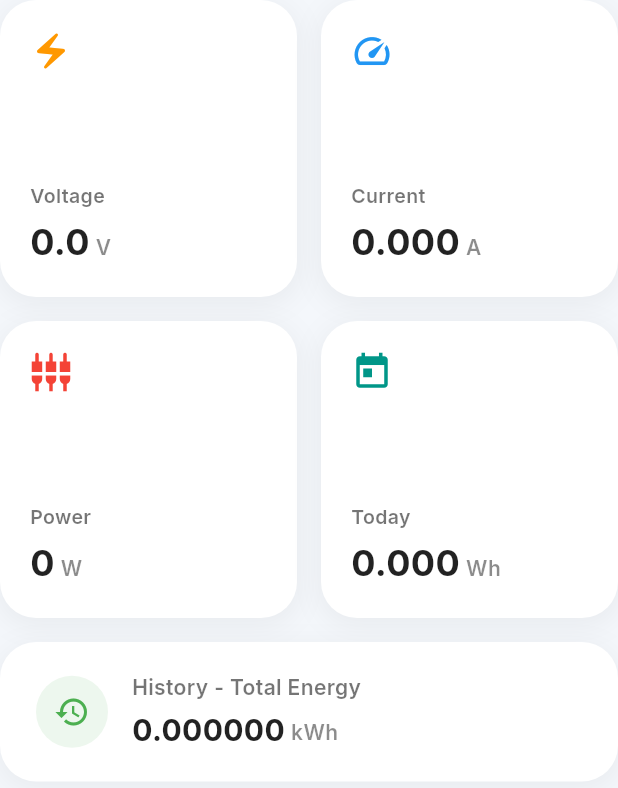
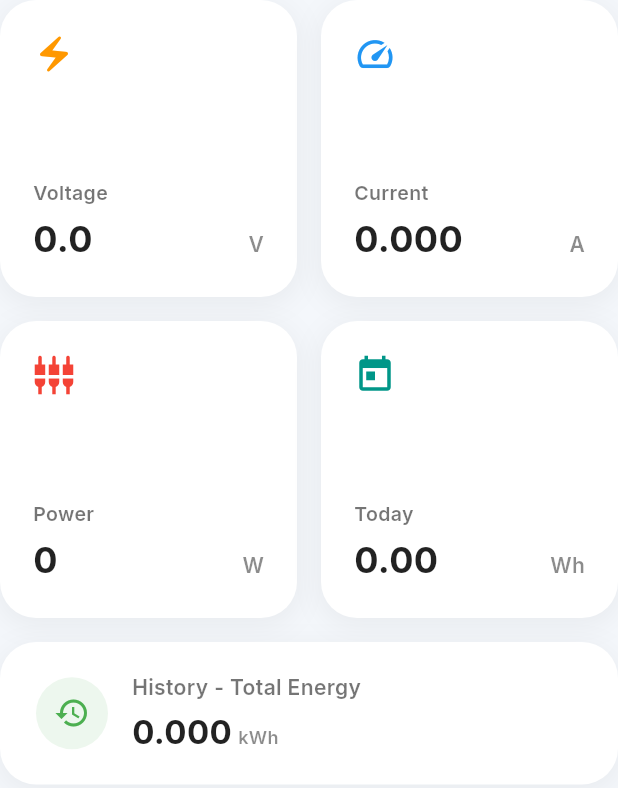
Before and after one commit to Vaibhav-Vinil/Smart-Plug-App-for-OpenBeken-Plugs, a Flutter app: the TelemetryCards widget shown alone on an empty page, opened directly, on a phone screen of 412 x 824 dp. Shown: the top 788 px of the screen. Run offline on Flutter 3.47's test engine with Material 3 defaults, Android fonts, the light colour scheme and no system bars; our stand-ins replace connectivity_plus, fl_chart, google_fonts, permission_handler, shared_preferences, shimmer and 1 more; missing offline and left inert: bonsoir, flutter_multicast_lock, mqtt_client, network_info_plus, upnp_client; accounts and stored records are empty.

Commit message:
Todo distinction of when the energy is spet on a day to day basis

```diff
--- a/smart_plug_app/lib/core/discovery_service.dart
+++ b/smart_plug_app/lib/core/discovery_service.dart
@@ -74,12 +74,12 @@ class DiscoveryService extends ChangeNotifier {
       _mdnsDiscovery!.eventStream!.listen((event) async {
         if (event is BonsoirDiscoveryServiceFoundEvent) {
           final service = event.service;
-          if (service != null && service.name.toLowerCase().contains('obk')) {
+          if (service.name.toLowerCase().contains('obk')) {
             await service.resolve(_mdnsDiscovery!.serviceResolver);
           }
         } else if (event is BonsoirDiscoveryServiceResolvedEvent) {
           final service = event.service;
-          if (service != null && service.host != null) {
+          if (service.host != null) {
             _addDevice(
               name: service.name,
               host: service.host!,
--- a/smart_plug_app/lib/ui/widgets/schedule_bottom_sheet.dart
+++ b/smart_plug_app/lib/ui/widgets/schedule_bottom_sheet.dart
@@ -1,4 +1,4 @@
-import 'dart:async';
+
 import 'package:flutter/material.dart';
 import 'package:provider/provider.dart';
 import '../../core/telemetry_provider.dart';
--- a/smart_plug_app/lib/ui/widgets/telemetry_cards.dart
+++ b/smart_plug_app/lib/ui/widgets/telemetry_cards.dart
@@ -16,6 +16,10 @@ class TelemetryCards extends StatelessWidget {
         final voltageFormat = NumberFormat('#,##0.0', 'en_US');
         final currentFormat = NumberFormat('#,##0.000', 'en_US');
         final powerFormat = NumberFormat('#,##0', 'en_US');
+        final whFormat = NumberFormat('#,##0.00', 'en_US'); // Wh with two decimals
+        final kwhFormat = NumberFormat('#,##0.000', 'en_US'); // kWh with three decimals
+
+
 
         return Column(
           children: [
@@ -29,13 +33,13 @@ class TelemetryCards extends StatelessWidget {
                 _buildGridTile('Voltage', voltageFormat.format(data.voltage), 'V', Icons.electric_bolt, Colors.orange),
                 _buildGridTile('Current', currentFormat.format(data.current), 'A', Icons.speed, Colors.blue),
                 _buildGridTile('Power', powerFormat.format(data.power), 'W', Icons.settings_input_component, Colors.red),
-                _buildGridTile('Today', (provider.energyTodayComputed / 1000).toStringAsFixed(3), 'Wh', Icons.today, Colors.teal),
+                _buildGridTile('Today', whFormat.format(provider.energyTodayComputed), 'Wh', Icons.today, Colors.teal),
               ],
             ),
             const SizedBox(height: 16.0),
             _buildHorizontalTile(
               'History - Total Energy',
-              (data.energyTotal / 1000).toStringAsFixed(6),
+              kwhFormat.format(data.energyTotal / 1000),
               'kWh',
               Icons.history,
               Colors.green,
@@ -48,7 +52,7 @@ class TelemetryCards extends StatelessWidget {
 
   Widget _buildGridTile(String title, String value, String unit, IconData icon, Color iconColor) {
     return SmartTile(
-      padding: const EdgeInsets.all(20.0),
+      padding: const EdgeInsets.all(22.0),
       child: Column(
         crossAxisAlignment: CrossAxisAlignment.start,
         mainAxisAlignment: MainAxisAlignment.spaceBetween,
@@ -66,9 +70,13 @@ class TelemetryCards extends StatelessWidget {
                 crossAxisAlignment: CrossAxisAlignment.baseline,
                 textBaseline: TextBaseline.alphabetic,
                 children: [
-                  Text(
-                    value,
-                    style: const TextStyle(color: Colors.black87, fontSize: 24, fontWeight: FontWeight.bold),
+                  Expanded(
+                    child: Text(
+                      value,
+                      overflow: TextOverflow.clip,
+                      softWrap: false,
+                      style: const TextStyle(color: Colors.black87, fontSize: 24, fontWeight: FontWeight.bold),
+                    ),
                   ),
                   const SizedBox(width: 4),
                   Text(
@@ -110,12 +118,12 @@ class TelemetryCards extends StatelessWidget {
                   children: [
                     Text(
                       value,
-                      style: const TextStyle(color: Colors.black87, fontSize: 20, fontWeight: FontWeight.bold),
+                      style: const TextStyle(color: Colors.black87, fontSize: 22, fontWeight: FontWeight.bold),
                     ),
                     const SizedBox(width: 4),
                     Text(
                       unit,
-                      style: const TextStyle(color: Colors.black45, fontSize: 14, fontWeight: FontWeight.w600),
+                      style: const TextStyle(color: Colors.black45, fontSize: 12, fontWeight: FontWeight.w600),
                     ),
                   ],
                 ),
--- a/smart_plug_app/test_client.dart
+++ b/smart_plug_app/test_client.dart
@@ -1,6 +1,5 @@
-import 'package:mqtt_client/mqtt_server_client.dart';
+// import 'package:mqtt_client/mqtt_server_client.dart';
 void main() {
-  final client = MqttServerClient('test', 'id');
-  print('Use WebSocket: ${client.useWebSocket}');
+// final client = MqttServerClient('test', 'id'); // unused variable
   // Try to see if there is any web socket path property
 }
```
Also changed, not shown: smart_plug_app/lib/core/telemetry_provider.dart (+49 -18 lines), smart_plug_app/lib/ui/dashboard_screen.dart (+12 -19 lines), smart_plug_app/lib/ui/setup_screen.dart (+12 -2 lines), smart_plug_app/lib/ui/widgets/daily_energy_chart.dart (+3 -4 lines), smart_plug_app/test_ws.dart (+5 -3 lines), 2 other files.
